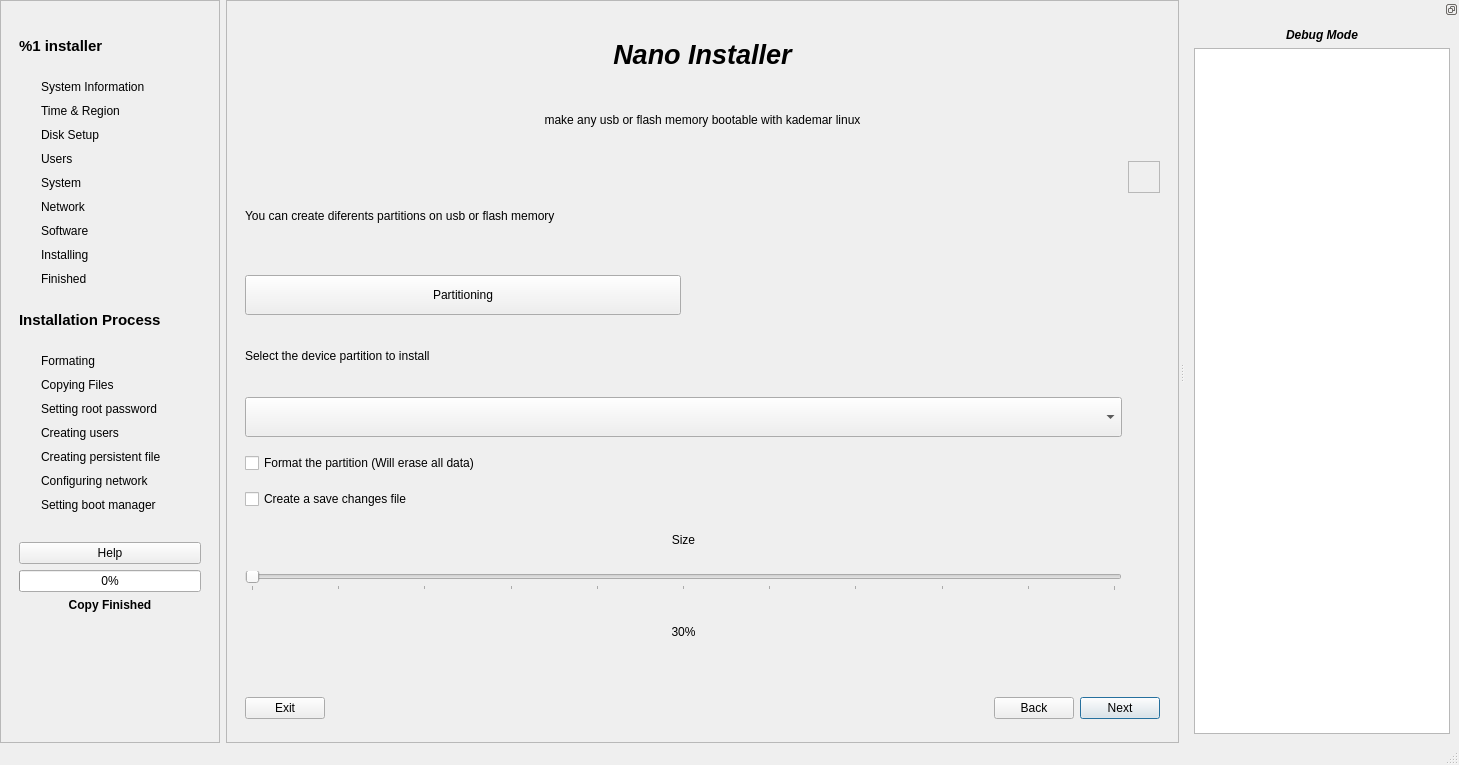
This is apps/instalador/instalador5/instalador.ui in BackupTheBerlios/kademar-utils-svn as Qt 5 draws it before an edit. The edited form follows.
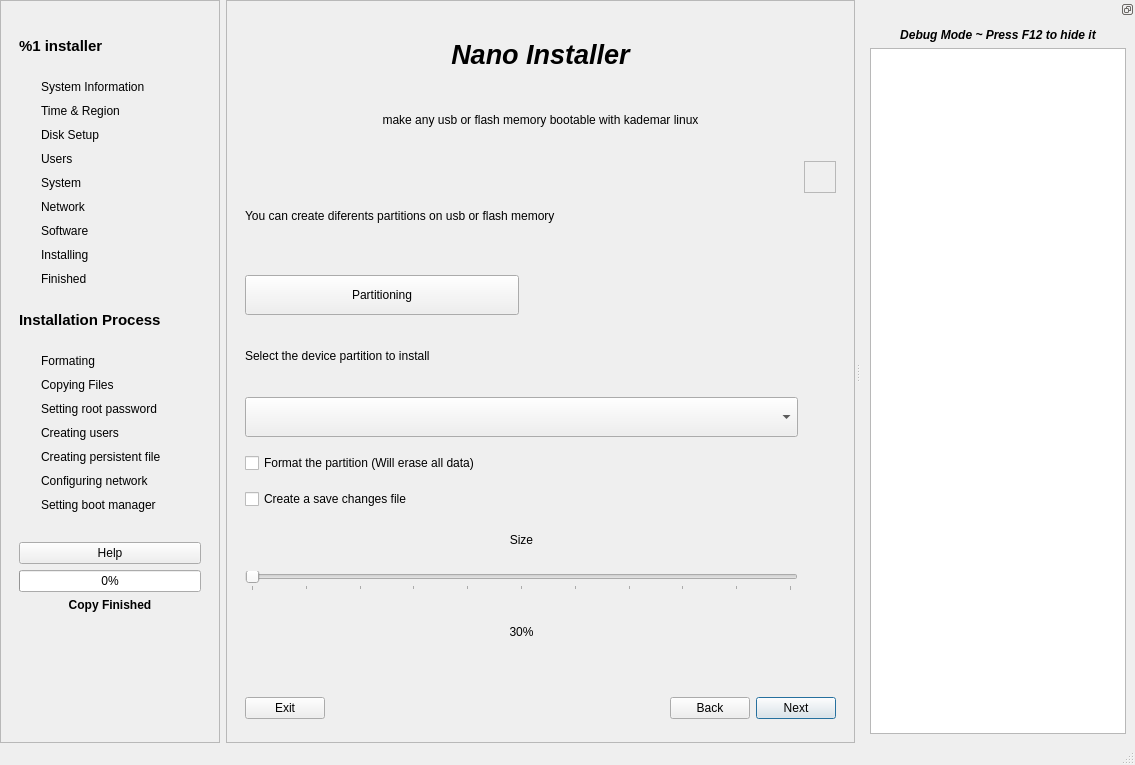
This is the edited form. Icons and pictures are not drawn.

Commit message: Working in stetic tunes of Kademar & Heliox Created logMessage function for debug mode Syslinux menu creator now check if it's kademar or heliox WindowTitle & Icon detects kademar or heliox Put correct name of distribution on all labels kademar/heliox Improved lavel of debug mode Added temporary icons of heliox&kademar installer

What changed in the file:
```diff
--- a/apps/instalador/instalador5/instalador.ui
+++ b/apps/instalador/instalador5/instalador.ui
@@ -6,7 +6,7 @@
    <rect>
     <x>0</x>
     <y>0</y>
-    <width>1459</width>
+    <width>1135</width>
     <height>765</height>
    </rect>
   </property>
@@ -607,7 +607,7 @@
         <rect>
          <x>0</x>
          <y>0</y>
-         <width>956</width>
+         <width>630</width>
          <height>718</height>
         </rect>
        </property>
@@ -4197,7 +4197,7 @@
         </font>
        </property>
        <property name="text">
-        <string>Debug Mode</string>
+        <string>Debug Mode ~ Press F12 to hide it</string>
        </property>
        <property name="alignment">
         <set>Qt::AlignCenter</set>
```
Left out of the diff: 6 changed lines with no effect on the pictures. The commit also changes 9 other files.
